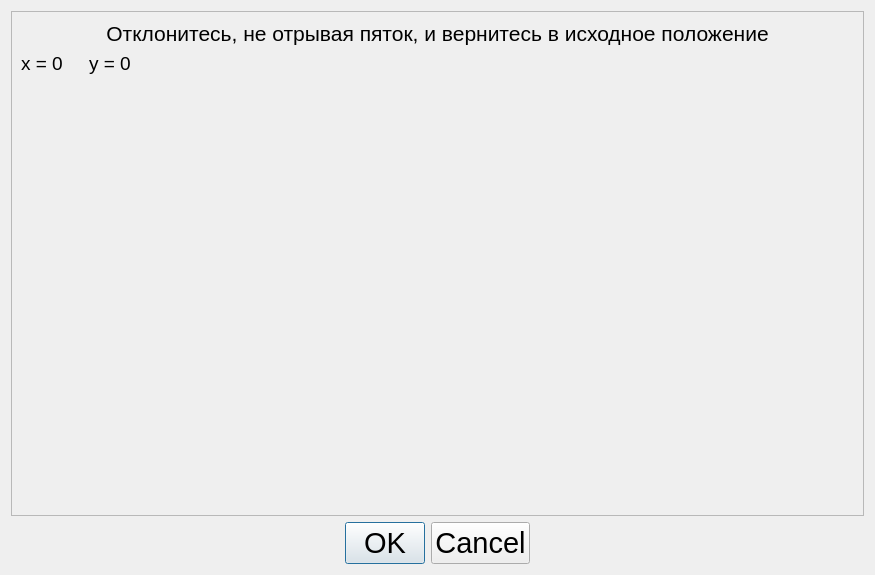
Above: metodics/dynamic_tests/step_offset/setmaxforcedialog.ui from grigp/a-analyser before the change. Below: the same form after it.
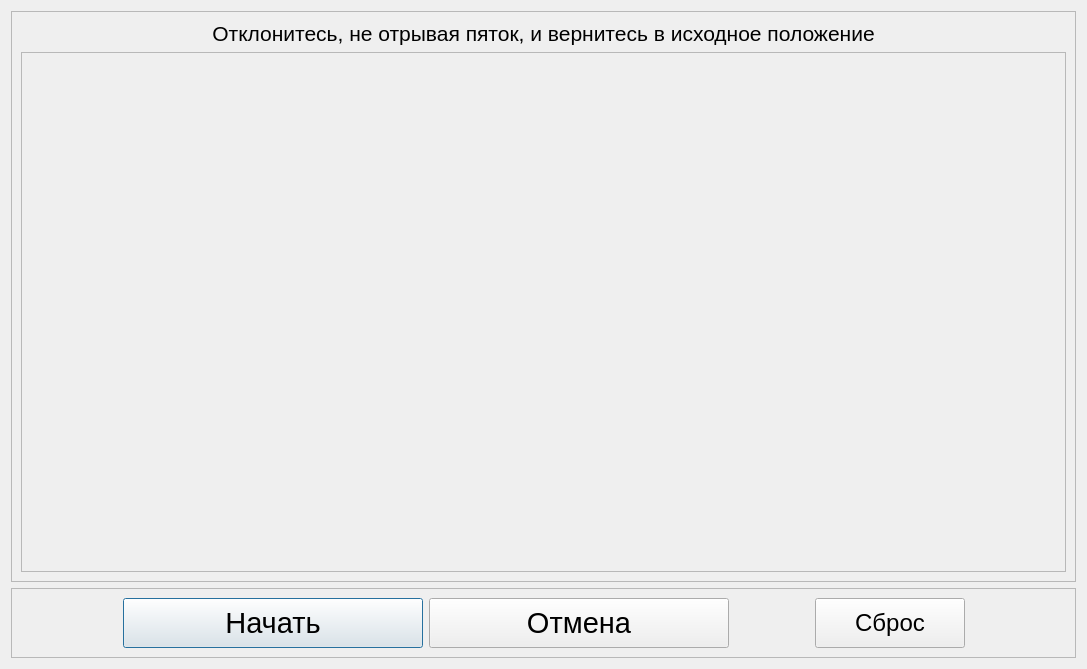
That is the form after the change. Custom widgets are drawn as their Qt base class.

Diff of the .ui file:
```diff
--- a/metodics/dynamic_tests/step_offset/setmaxforcedialog.ui
+++ b/metodics/dynamic_tests/step_offset/setmaxforcedialog.ui
@@ -6,8 +6,8 @@
    <rect>
     <x>0</x>
     <y>0</y>
-    <width>875</width>
-    <height>575</height>
+    <width>1087</width>
+    <height>667</height>
    </rect>
   </property>
   <property name="windowTitle">
@@ -45,50 +45,204 @@
        </widget>
       </item>
       <item>
-       <widget class="QLabel" name="label">
-        <property name="sizePolicy">
-         <sizepolicy hsizetype="Preferred" vsizetype="Fixed">
-          <horstretch>0</horstretch>
-          <verstretch>0</verstretch>
-         </sizepolicy>
+       <spacer name="verticalSpacer">
+        <property name="orientation">
+         <enum>Qt::Vertical</enum>
         </property>
-        <property name="font">
-         <font>
-          <family>MS Shell Dlg 2</family>
-          <pointsize>14</pointsize>
-         </font>
+        <property name="sizeHint" stdset="0">
+         <size>
+          <width>20</width>
+          <height>40</height>
+         </size>
         </property>
-        <property name="text">
-         <string>x = 0     y = 0</string>
+       </spacer>
+      </item>
+      <item>
+       <widget class="QFrame" name="frDiag">
+        <property name="frameShape">
+         <enum>QFrame::StyledPanel</enum>
         </property>
+        <property name="frameShadow">
+         <enum>QFrame::Raised</enum>
+        </property>
+        <layout class="QHBoxLayout" name="horizontalLayout_2">
+         <item>
+          <spacer name="horizontalSpacer_3">
+           <property name="orientation">
+            <enum>Qt::Horizontal</enum>
+           </property>
+           <property name="sizeHint" stdset="0">
+            <size>
+             <width>40</width>
+             <height>20</height>
+            </size>
+           </property>
+          </spacer>
+         </item>
+         <item>
+          <widget class="DiagCross" name="wgtDiag" native="true">
+           <property name="minimumSize">
+            <size>
+             <width>500</width>
+             <height>500</height>
+            </size>
+           </property>
+          </widget>
+         </item>
+         <item>
+          <spacer name="horizontalSpacer_4">
+           <property name="orientation">
+            <enum>Qt::Horizontal</enum>
+           </property>
+           <property name="sizeHint" stdset="0">
+            <size>
+             <width>40</width>
+             <height>20</height>
+            </size>
+           </property>
+          </spacer>
+         </item>
+        </layout>
        </widget>
       </item>
       <item>
-       <widget class="QWidget" name="wgtDiag" native="true"/>
+       <spacer name="verticalSpacer_2">
+        <property name="orientation">
+         <enum>Qt::Vertical</enum>
+        </property>
+        <property name="sizeHint" stdset="0">
+         <size>
+          <width>20</width>
+          <height>40</height>
+         </size>
+        </property>
+       </spacer>
       </item>
      </layout>
     </widget>
    </item>
    <item>
-    <widget class="QDialogButtonBox" name="buttonBox">
+    <widget class="QFrame" name="frButtons">
+     <property name="sizePolicy">
+      <sizepolicy hsizetype="Preferred" vsizetype="Fixed">
+       <horstretch>0</horstretch>
+       <verstretch>0</verstretch>
+      </sizepolicy>
+     </property>
      <property name="font">
       <font>
        <pointsize>22</pointsize>
       </font>
      </property>
-     <property name="orientation">
-      <enum>Qt::Horizontal</enum>
+     <property name="frameShape">
+      <enum>QFrame::StyledPanel</enum>
      </property>
-     <property name="standardButtons">
-      <set>QDialogButtonBox::Cancel|QDialogButtonBox::Ok</set>
+     <property name="frameShadow">
+      <enum>QFrame::Raised</enum>
      </property>
-     <property name="centerButtons">
-      <bool>true</bool>
-     </property>
+     <layout class="QHBoxLayout" name="horizontalLayout">
+      <item>
+       <spacer name="horizontalSpacer">
+        <property name="orientation">
+         <enum>Qt::Horizontal</enum>
+        </property>
+        <property name="sizeHint" stdset="0">
+         <size>
+          <width>40</width>
+          <height>20</height>
+         </size>
+        </property>
+       </spacer>
+      </item>
+      <item>
+       <widget class="QPushButton" name="btnOK">
+        <property name="minimumSize">
+         <size>
+          <width>300</width>
+          <height>50</height>
+         </size>
+        </property>
+        <property name="text">
+         <string>Начать</string>
+        </property>
+        <property name="flat">
+         <bool>false</bool>
+        </property>
+       </widget>
+      </item>
+      <item>
+       <widget class="QPushButton" name="btnCancel">
+        <property name="minimumSize">
+         <size>
+          <width>300</width>
+          <height>50</height>
+         </size>
+        </property>
+        <property name="text">
+         <string>Отмена</string>
+        </property>
+       </widget>
+      </item>
+      <item>
+       <spacer name="horizontalSpacer_5">
+        <property name="orientation">
+         <enum>Qt::Horizontal</enum>
+        </property>
+        <property name="sizeType">
+         <enum>QSizePolicy::Fixed</enum>
+        </property>
+        <property name="sizeHint" stdset="0">
+         <size>
+          <width>80</width>
+          <height>20</height>
+         </size>
+        </property>
+       </spacer>
+      </item>
+      <item>
+       <widget class="QPushButton" name="btnReset">
+        <property name="minimumSize">
+         <size>
+          <width>150</width>
+          <height>50</height>
+         </size>
+        </property>
+        <property name="font">
+         <font>
+          <pointsize>18</pointsize>
+         </font>
+        </property>
+        <property name="text">
+         <string>Сброс</string>
+        </property>
+       </widget>
+      </item>
+      <item>
+       <spacer name="horizontalSpacer_2">
+        <property name="orientation">
+         <enum>Qt::Horizontal</enum>
+        </property>
+        <property name="sizeHint" stdset="0">
+         <size>
+          <width>40</width>
+          <height>20</height>
+         </size>
+        </property>
+       </spacer>
+      </item>
+     </layout>
     </widget>
    </item>
   </layout>
  </widget>
+ <customwidgets>
+  <customwidget>
+   <class>DiagCross</class>
+   <extends>QWidget</extends>
+   <header location="global">diagcross.h</header>
+   <container>1</container>
+  </customwidget>
+ </customwidgets>
  <resources/>
  <connections>
   <connection>
```
Left out of the diff: 45 changed lines with no effect on the pictures.
